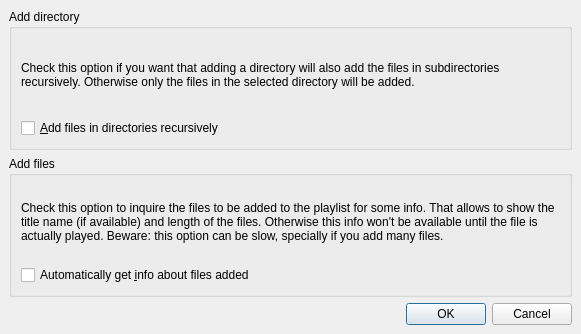
The window that src/playlistpreferences.ui (wilbert2000/wzplayer) describes before a commit, drawn with Qt 5.
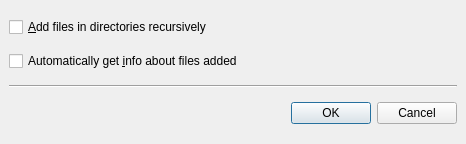
The same window after the commit. Icons and pictures are not drawn.

Commit message: The playlist preferences dialog is simpler now

The edit to the form file:
```diff
--- a/src/playlistpreferences.ui
+++ b/src/playlistpreferences.ui
@@ -5,16 +5,10 @@
    <rect>
     <x>0</x>
     <y>0</y>
-    <width>581</width>
-    <height>334</height>
+    <width>466</width>
+    <height>144</height>
    </rect>
   </property>
-  <property name="minimumSize" >
-   <size>
-    <width>580</width>
-    <height>0</height>
-   </size>
-  </property>
   <property name="windowTitle" >
    <string>Playlist - Preferences</string>
   </property>
@@ -29,59 +23,12 @@
     <number>6</number>
    </property>
    <item>
-    <widget class="QGroupBox" name="adddirectory_box" >
-     <property name="title" >
-      <string>Add directory</string>
-     </property>
-     <layout class="QVBoxLayout" >
-      <property name="margin" >
-       <number>9</number>
-      </property>
-      <property name="spacing" >
-       <number>6</number>
-      </property>
-      <item>
-       <widget class="QLabel" name="recursive_label" >
-        <property name="text" >
-         <string>Check this option if you want that adding a directory will also add the files in subdirectories recursively. Otherwise only the files in the selected directory will be added.</string>
-        </property>
-        <property name="wordWrap" >
-         <bool>true</bool>
-        </property>
-       </widget>
-      </item>
-      <item>
        <widget class="QCheckBox" name="recursive_check" >
         <property name="text" >
          <string>&amp;Add files in directories recursively</string>
         </property>
        </widget>
       </item>
-     </layout>
-    </widget>
-   </item>
-   <item>
-    <widget class="QGroupBox" name="addfiles_box" >
-     <property name="title" >
-      <string>Add files</string>
-     </property>
-     <layout class="QVBoxLayout" >
-      <property name="margin" >
-       <number>9</number>
-      </property>
-      <property name="spacing" >
-       <number>6</number>
-      </property>
-      <item>
-       <widget class="QLabel" name="getinfo_label" >
-        <property name="text" >
-         <string>Check this option to inquire the files to be added to the playlist for some info. That allows to show the title name (if available) and length of the files. Otherwise this info won't be available until the file is actually played. Beware: this option can be slow, specially if you add many files.</string>
-        </property>
-        <property name="wordWrap" >
-         <bool>true</bool>
-        </property>
-       </widget>
-      </item>
       <item>
        <widget class="QCheckBox" name="getinfo_check" >
         <property name="text" >
@@ -89,7 +36,11 @@
         </property>
        </widget>
       </item>
-     </layout>
+   <item>
+    <widget class="Line" name="line" >
+     <property name="orientation" >
+      <enum>Qt::Horizontal</enum>
+     </property>
     </widget>
    </item>
    <item>
```
Lines whose indentation alone changed are shown as unchanged. The commit also changes 1 other file.
